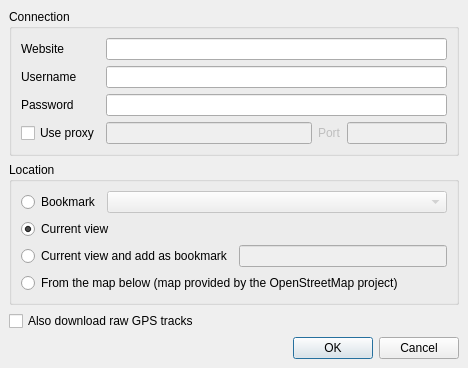
openstreetmap/merkaartor, file DownloadMapDialog.ui: the form before one commit.
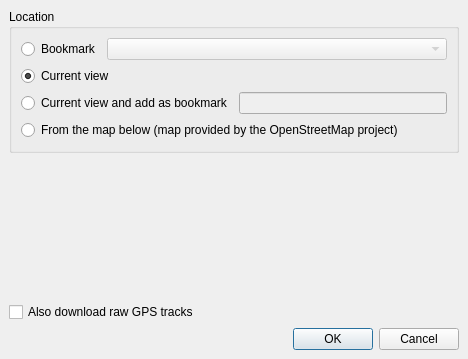
The form after the commit.

What changed in the file:
```diff
--- a/DownloadMapDialog.ui
+++ b/DownloadMapDialog.ui
@@ -19,107 +19,22 @@
    <property name="spacing" >
     <number>6</number>
    </property>
-   <item>
-    <widget class="QGroupBox" name="groupBox_2" >
-     <property name="title" >
-      <string>Connection</string>
-     </property>
-     <layout class="QGridLayout" >
-      <property name="margin" >
-       <number>9</number>
-      </property>
-      <property name="spacing" >
-       <number>6</number>
-      </property>
-      <item row="0" column="0" >
-       <widget class="QLabel" name="label" >
-        <property name="text" >
-         <string>Website</string>
-        </property>
-       </widget>
-      </item>
-      <item row="0" column="1" >
-       <widget class="QLineEdit" name="Website" />
-      </item>
-      <item row="1" column="0" >
-       <widget class="QLabel" name="label_2" >
-        <property name="text" >
-         <string>Username</string>
-        </property>
-       </widget>
-      </item>
-      <item row="1" column="1" >
-       <widget class="QLineEdit" name="Username" />
-      </item>
-      <item row="2" column="0" >
-       <widget class="QLabel" name="label_3" >
-        <property name="text" >
-         <string>Password</string>
-        </property>
-       </widget>
-      </item>
-      <item row="2" column="1" >
-       <widget class="QLineEdit" name="Password" />
-      </item>
-      <item row="3" column="0" >
-       <widget class="QCheckBox" name="UseProxy" >
-        <property name="text" >
-         <string>Use proxy</string>
-        </property>
-       </widget>
-      </item>
-      <item row="3" column="1" >
-       <layout class="QHBoxLayout" >
-        <property name="margin" >
-         <number>0</number>
-        </property>
-        <property name="spacing" >
-         <number>6</number>
-        </property>
-        <item>
-         <widget class="QLineEdit" name="ProxyHost" >
-          <property name="enabled" >
-           <bool>false</bool>
-          </property>
-         </widget>
-        </item>
-        <item>
-         <widget class="QLabel" name="label_4" >
-          <property name="enabled" >
-           <bool>false</bool>
-          </property>
-          <property name="text" >
-           <string>Port</string>
-          </property>
-         </widget>
-        </item>
-        <item>
-         <widget class="QLineEdit" name="ProxyPort" >
-          <property name="enabled" >
-           <bool>false</bool>
-          </property>
-          <property name="maximumSize" >
-           <size>
-            <width>100</width>
-            <height>16777215</height>
-           </size>
-          </property>
-          <property name="inputMask" >
-           <string>99999; </string>
-          </property>
-         </widget>
-        </item>
-       </layout>
-      </item>
-     </layout>
-    </widget>
-   </item>
+   <property name="leftMargin" >
+    <number>9</number>
+   </property>
+   <property name="topMargin" >
+    <number>9</number>
+   </property>
+   <property name="rightMargin" >
+    <number>9</number>
+   </property>
+   <property name="bottomMargin" >
+    <number>9</number>
+   </property>
    <item>
     <widget class="QGroupBox" name="groupBox" >
      <property name="sizePolicy" >
-      <sizepolicy>
-       <hsizetype>5</hsizetype>
-       <vsizetype>7</vsizetype>
+      <sizepolicy vsizetype="Expanding" hsizetype="Preferred" >
        <horstretch>0</horstretch>
        <verstretch>0</verstretch>
       </sizepolicy>
@@ -128,17 +43,11 @@
       <string>Location</string>
      </property>
      <layout class="QVBoxLayout" >
-      <property name="margin" >
-       <number>9</number>
-      </property>
       <property name="spacing" >
        <number>6</number>
       </property>
       <item>
        <layout class="QHBoxLayout" >
-        <property name="margin" >
-         <number>0</number>
-        </property>
         <property name="spacing" >
          <number>6</number>
         </property>
@@ -155,9 +64,7 @@
            <bool>false</bool>
           </property>
           <property name="sizePolicy" >
-           <sizepolicy>
-            <hsizetype>7</hsizetype>
-            <vsizetype>0</vsizetype>
+           <sizepolicy vsizetype="Fixed" hsizetype="Expanding" >
             <horstretch>0</horstretch>
             <verstretch>0</verstretch>
            </sizepolicy>
@@ -178,12 +85,21 @@
       </item>
       <item>
        <layout class="QHBoxLayout" >
-        <property name="margin" >
-         <number>0</number>
-        </property>
         <property name="spacing" >
          <number>6</number>
         </property>
+        <property name="leftMargin" >
+         <number>0</number>
+        </property>
+        <property name="topMargin" >
+         <number>0</number>
+        </property>
+        <property name="rightMargin" >
+         <number>0</number>
+        </property>
+        <property name="bottomMargin" >
+         <number>0</number>
+        </property>
         <item>
          <widget class="QRadioButton" name="FromviewAndAdd" >
           <property name="text" >
@@ -210,6 +126,19 @@
      </layout>
     </widget>
    </item>
+   <item>
+    <spacer>
+     <property name="orientation" >
+      <enum>Qt::Vertical</enum>
+     </property>
+     <property name="sizeHint" >
+      <size>
+       <width>20</width>
+       <height>40</height>
+      </size>
+     </property>
+    </spacer>
+   </item>
    <item>
     <widget class="QCheckBox" name="IncludeTracks" >
      <property name="text" >
```
Left out of the diff: 75 changed lines with no effect on the pictures.
